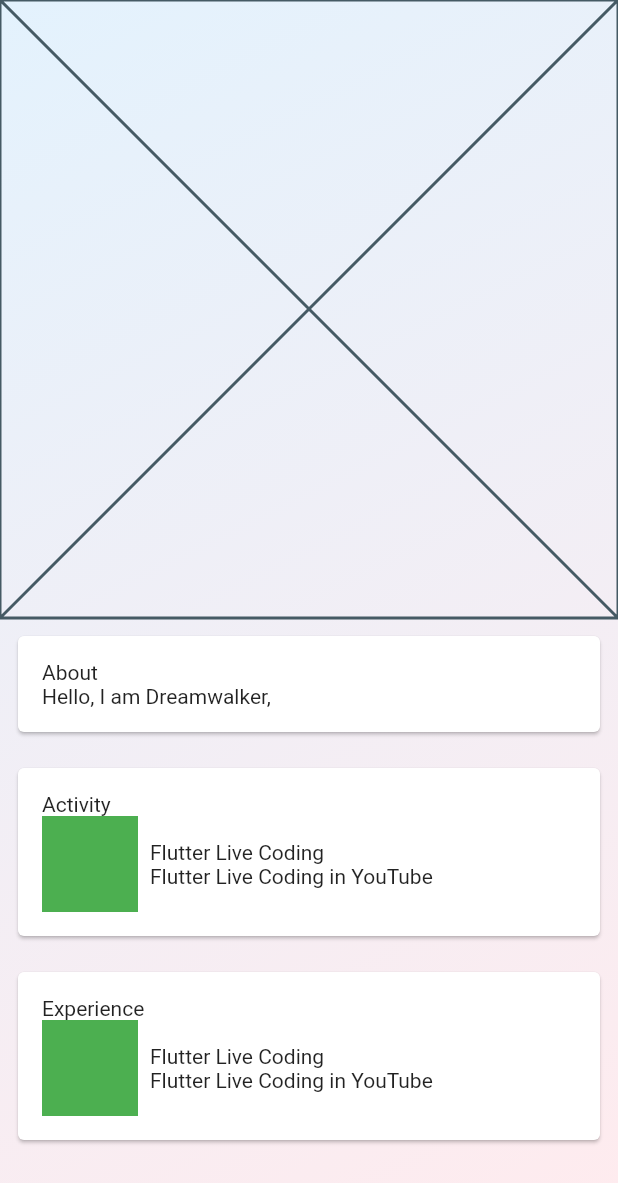
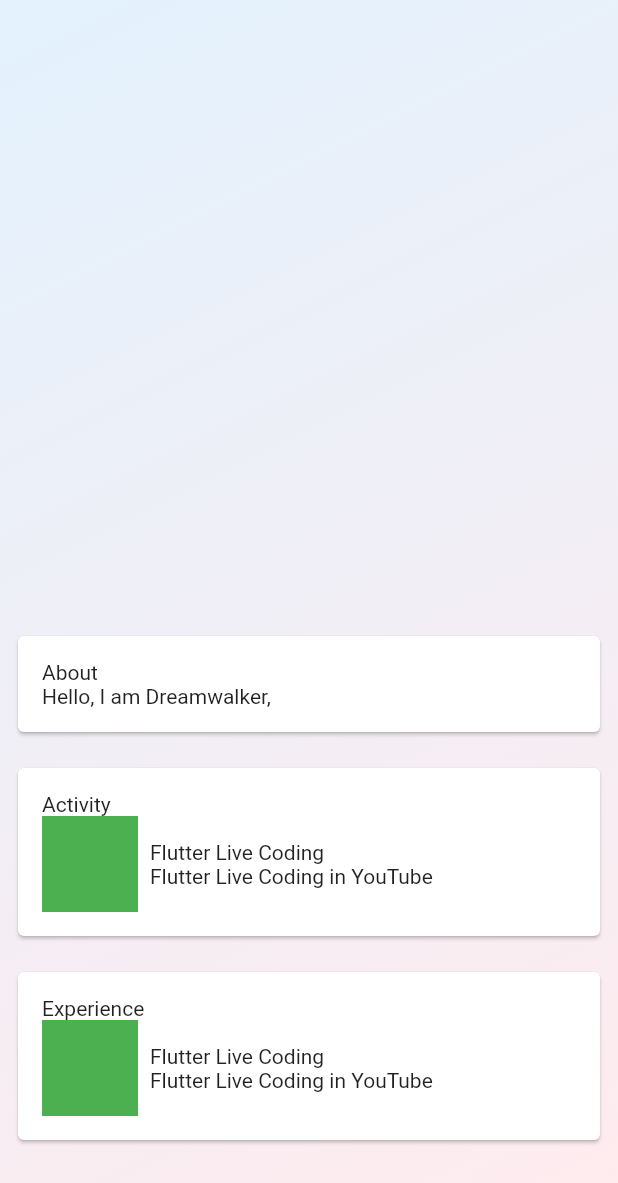
Before and after one commit to JAICHANGPARK/flutter_notebook_8th_story, a Flutter app: the ProfilePage screen opened directly, on a phone screen of 412 x 824 dp. Shown: the top 1183 px of the screen. Run offline on Flutter 3.47's test engine with Material 2 defaults, Android fonts, the phone set to English and light mode, and no system bars; our stand-ins replace badges, flutter_hooks, google_fonts, hooks_riverpod, state_notifier; network calls fail.

Commit message:
Update profile_page.dart

```diff
--- a/lib/ep580_linkedin_app/profile_page.dart
+++ b/lib/ep580_linkedin_app/profile_page.dart
@@ -26,7 +26,7 @@ class _ProfilePageState extends State<ProfilePage> {
         child: Column(
           children: [
             Expanded(
-              child: Placeholder(),
+              child: Container(),
             ),
             Expanded(
               child: Column(
```
